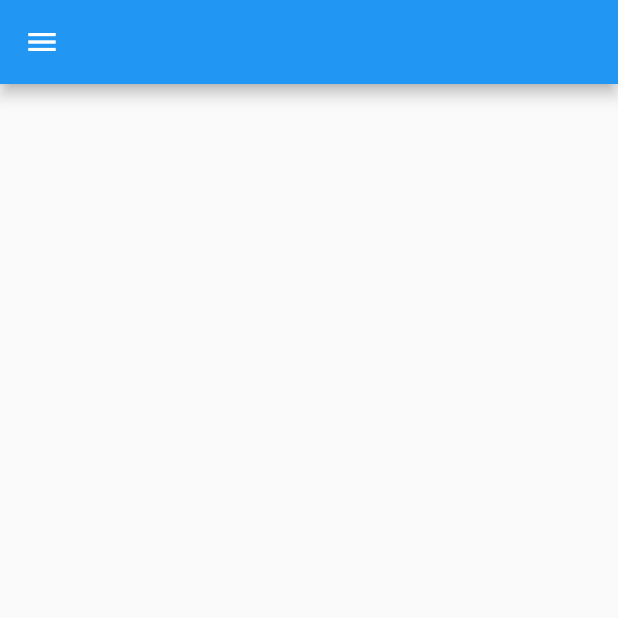
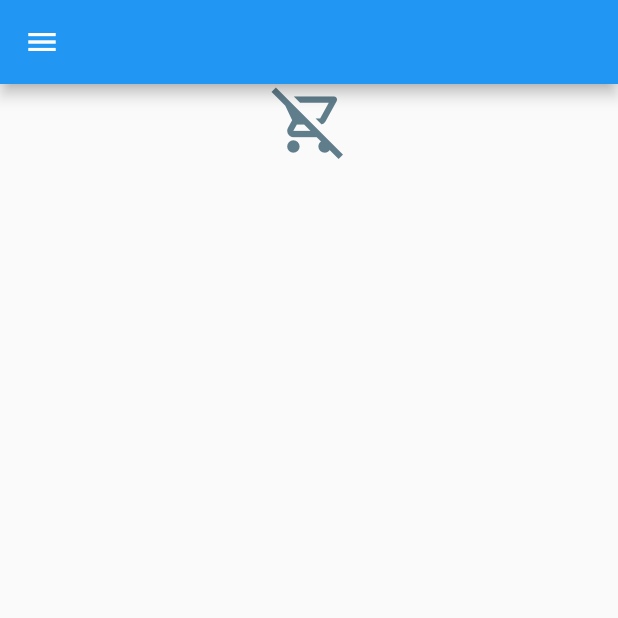
Before and after one commit to jhaym3s/fluterwave_challenge, a Flutter app: the CartScreen screen opened directly, on a phone screen of 412 x 824 dp, the top half of it. Run offline on Flutter 3.47's test engine with Material 2 defaults, Android fonts, the phone set to English and light mode, and no system bars; network calls fail.

Commit message:
failed to display in the cart_screen.dart

```diff
--- a/lib/providers/cart_item.dart
+++ b/lib/providers/cart_item.dart
@@ -1,8 +1,8 @@
 
 class CartItem {
   final String id,title;
-  final double amount;
+  final double price;
   final int quantity;
 
-  CartItem({this.title,this.id,this.quantity,this.amount});
+  CartItem({this.title,this.id,this.quantity,this.price});
 }
--- a/lib/screens/cart_screen.dart
+++ b/lib/screens/cart_screen.dart
@@ -1,23 +1,56 @@
 import 'package:flutter/material.dart';
-import 'package:jumga/widgets/custom_drawer.dart';
+import 'package:provider/provider.dart';
+
+
+import '../widgets/cart_screen_item.dart';
+import '../providers/cart.dart';
+import '../widgets/custom_drawer.dart';
+
 
 class CartScreen extends StatelessWidget {
   static const routeName = "/cartScreen";
   @override
   Widget build(BuildContext context) {
+    final cart = Provider.of<Cart>(context);
     return Scaffold(
       appBar: AppBar(),
-      body: SingleChildScrollView(
+      body:cart.cartItems.isEmpty? Center(
         child: Column(
           children: [
-            Card(
-             elevation: 2.0,
-              child: Row(
-                children: [],
-              ),
-            ),
+            Icon(Icons.remove_shopping_cart_outlined,
+              size: 50,color: Colors.blueGrey,),
           ],
         ),
+      ): Column(
+        children: [
+          Expanded(child: ListView.builder(
+            itemBuilder: (context,index)=> CartScreenItem(
+              title: cart.cartItems.values.toList()[index].title,
+              cartId: cart.cartItems.values.toList()[index].id,
+              productId: cart.cartItems.keys.toList()[index],
+            price: cart.cartItems.values.toList()[index].price,
+              quantity: cart.cartItems.values.toList()[index].quantity,
+            ),
+            itemCount: cart.cartItems.length,
+          )),
+          //SizedBox(height: 10,),
+          Card(
+           elevation: 2.0,
+            child: Row(
+              mainAxisAlignment: MainAxisAlignment.spaceBetween,
+              children: [
+          Text("Total"),
+          SizedBox(width: 7,),
+          Chip(label: Text("\$${cart.totalAmount.toStringAsFixed(2)}")),
+                FlatButton(
+                  child: Text("Order",style: TextStyle(color:Colors.purple),),
+                  onPressed: (){},
+                ),
+
+              ],
+            ),
+          ),
+        ],
       ),
       drawer: CustomDrawer(),
     );
--- a/lib/screens/product_overview.dart
+++ b/lib/screens/product_overview.dart
@@ -1,5 +1,5 @@
 import 'package:flutter/material.dart';
-import 'package:jumga/widgets/custom_drawer.dart';
+import '../widgets/custom_drawer.dart';
 import '../widgets/product_grid.dart';
 
 class ProductOverView extends StatefulWidget {
@@ -13,7 +13,6 @@ class _ProductOverViewState extends State<ProductOverView> {
   Widget build(BuildContext context) {
     return Scaffold(
 appBar: AppBar(
-  //automaticallyImplyLeading: false,
 ),
       drawer: CustomDrawer(),
       body: ProductGrid(),
--- a/lib/widgets/product_grid.dart
+++ b/lib/widgets/product_grid.dart
@@ -1,6 +1,6 @@
 import 'package:flutter/material.dart';
 import '../widgets/product_grid_item.dart';
-import '../providers/ptoduct_provider.dart';
+import '../providers/product_provider.dart';
 import 'package:provider/provider.dart';
 
 class ProductGrid extends StatefulWidget {
```
Also changed, not shown: lib/main.dart (+7 -4 lines), lib/providers/cart.dart (+24 -7 lines), lib/screens/shop_screen.dart (added, +17 -0 lines), lib/widgets/cart_screen_item.dart (added, +51 -0 lines), lib/widgets/custom_drawer.dart (+47 -1 lines), lib/widgets/product_grid_item.dart (+27 -4 lines), lib/providers/product_provider.dart (renamed from lib/providers/ptoduct_provider.dart), lib/providers/shop.dart (added).
